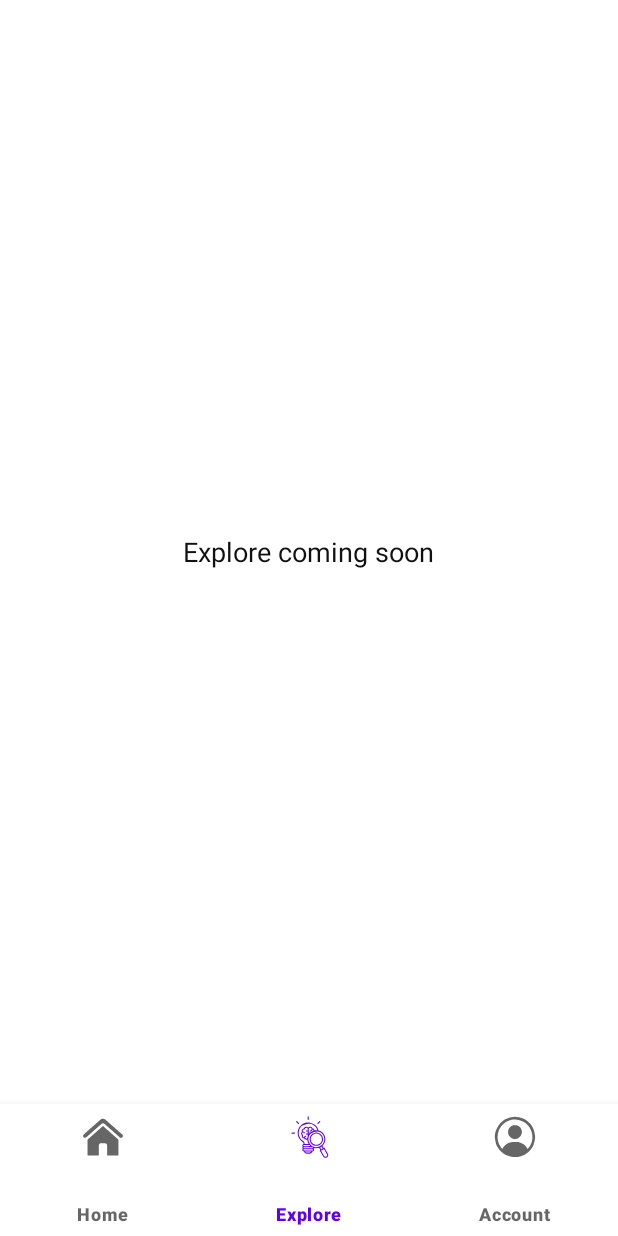
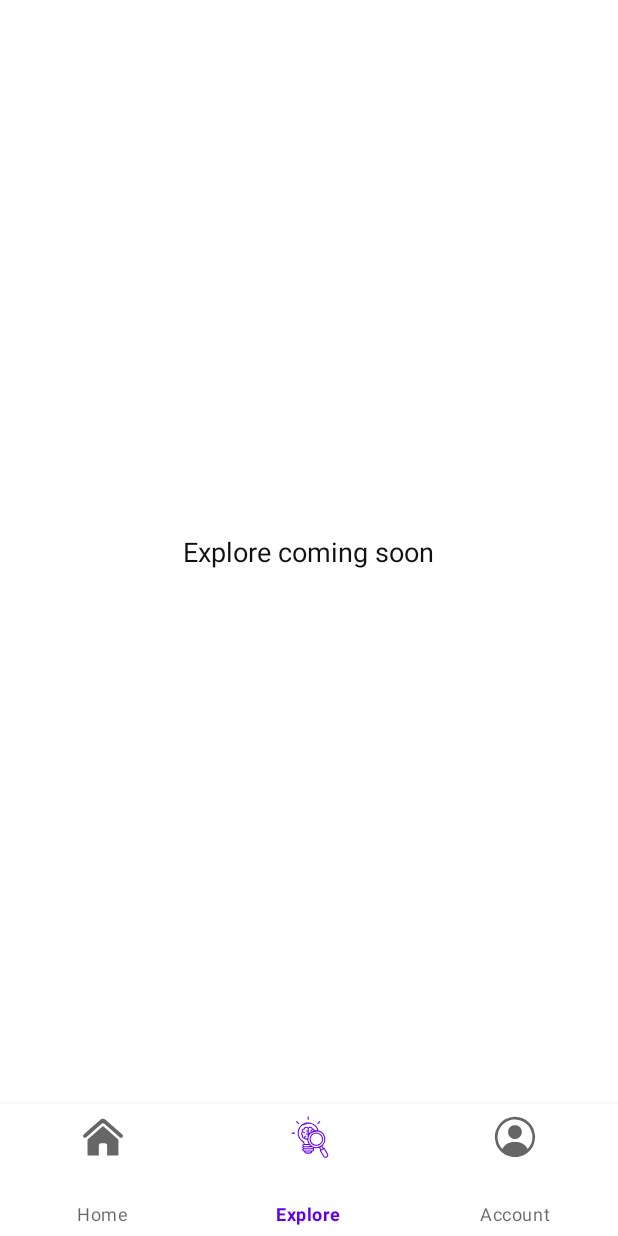
Before and after one commit to Harmit48/PAHELUKADAM, an Android app: the HubActivity screen opened directly, with no data from a screen before it, item 2 of the bottom bar chosen, on a phone screen of 412 x 824 dp. Run offline under Robolectric (Android 15) with nearby library versions, the phone set to English and light mode, and no system bars; 3 statements that could not run were skipped.

Commit message:
link all page

```diff
--- a/app/src/main/AndroidManifest.xml
+++ b/app/src/main/AndroidManifest.xml
@@ -15,7 +15,7 @@
         <!-- HubActivity (Main container for Bottom Navigation + Fragments) -->
         <activity
             android:name=".ui.HubActivity"
-            android:exported="false" />
+            android:exported="true" />
 
         <!-- SignUp Screen -->
         <activity
@@ -39,6 +39,7 @@
             android:exported="true"
             android:theme="@style/Theme.PAHELUKADAM" />
 
+
     </application>
 
 </manifest>
--- a/app/src/main/res/layout/activity_hub.xml
+++ b/app/src/main/res/layout/activity_hub.xml
@@ -1,17 +1,20 @@
 <?xml version="1.0" encoding="utf-8"?>
-<androidx.coordinatorlayout.widget.CoordinatorLayout xmlns:android="http://schemas.android.com/apk/res/android"
+<androidx.coordinatorlayout.widget.CoordinatorLayout
+    xmlns:android="http://schemas.android.com/apk/res/android"
     xmlns:app="http://schemas.android.com/apk/res-auto"
     android:fitsSystemWindows="true"
     android:background="@color/app_bg"
     android:layout_width="match_parent"
     android:layout_height="match_parent">
 
+    <!-- Fragment container -->
     <FrameLayout
         android:id="@+id/fragmentContainer"
         android:layout_width="match_parent"
         android:layout_height="match_parent"
-        android:paddingBottom="88dp" />
+        android:layout_marginBottom="88dp" />  <!-- leaves space for bottom nav -->
 
+    <!-- Bottom Navigation -->
     <com.google.android.material.bottomnavigation.BottomNavigationView
         android:id="@+id/bottomNav"
         android:layout_width="match_parent"
@@ -19,8 +22,7 @@
         android:layout_gravity="bottom"
         android:background="@color/white"
         app:itemIconSize="28dp"
-        app:itemTextAppearanceActive="@style/BottomText"
-        app:itemTextAppearanceInactive="@style/BottomText"
         app:labelVisibilityMode="labeled"
         app:menu="@menu/menu_bottom_nav" />
+
 </androidx.coordinatorlayout.widget.CoordinatorLayout>
```
Also changed, not shown: app/build.gradle.kts (+7 -0 lines), app/src/main/java/com/example/pahelukadam/MainActivity.kt (+5 -8 lines), app/src/main/java/com/example/pahelukadam/ui/home/HomeHubFragment.kt (+16 -6 lines), app/src/main/res/drawable/sample_featured.jpeg (added), app/src/main/res/drawable/sample_slider_1.jpg (added), app/src/main/res/drawable/sample_slider_2.jpg (added), app/src/main/res/drawable/sample_slider_3.jpg (added).
